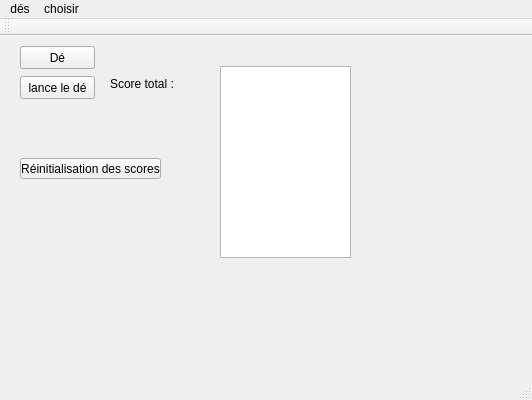
Qt form TP1heritage.ui (AlexandreCare/TP1_heritage) before a commit.
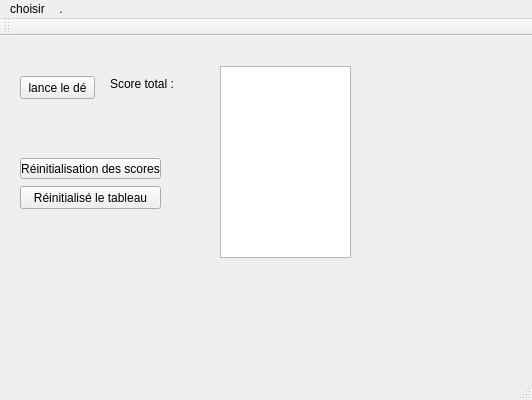
The same form after that commit.

Diff of the .ui file:
```diff
--- a/TP1heritage.ui
+++ b/TP1heritage.ui
@@ -79,32 +79,6 @@
      <string>Score total :</string>
     </property>
    </widget>
-   <widget class="QPushButton" name="pushButton_2">
-    <property name="geometry">
-     <rect>
-      <x>20</x>
-      <y>10</y>
-      <width>75</width>
-      <height>23</height>
-     </rect>
-    </property>
-    <property name="text">
-     <string>Déhisto</string>
-    </property>
-   </widget>
-   <widget class="QPushButton" name="pushButton_4">
-    <property name="geometry">
-     <rect>
-      <x>20</x>
-      <y>10</y>
-      <width>75</width>
-      <height>23</height>
-     </rect>
-    </property>
-    <property name="text">
-     <string>Dé</string>
-    </property>
-   </widget>
    <widget class="QTableWidget" name="tableWidget">
     <property name="geometry">
      <rect>
@@ -115,6 +89,19 @@
      </rect>
     </property>
    </widget>
+   <widget class="QPushButton" name="pushButton_2">
+    <property name="geometry">
+     <rect>
+      <x>20</x>
+      <y>150</y>
+      <width>141</width>
+      <height>23</height>
+     </rect>
+    </property>
+    <property name="text">
+     <string>Réinitialisé le tableau</string>
+    </property>
+   </widget>
   </widget>
   <widget class="QMenuBar" name="menuBar">
    <property name="geometry">
@@ -127,13 +114,15 @@
    </property>
    <widget class="QMenu" name="menud_s">
     <property name="title">
-     <string>dés</string>
-    </property>
-   </widget>
-   <widget class="QMenu" name="menud_histo">
-    <property name="title">
      <string>choisir</string>
     </property>
+    <addaction name="dehisto"/>
+    <addaction name="de"/>
+   </widget>
+   <widget class="QMenu" name="menud_histo">
+    <property name="title">
+     <string>.</string>
+    </property>
    </widget>
    <addaction name="menud_s"/>
    <addaction name="menud_histo"/>
```
Left out of the diff: 64 changed lines with no effect on the pictures.
